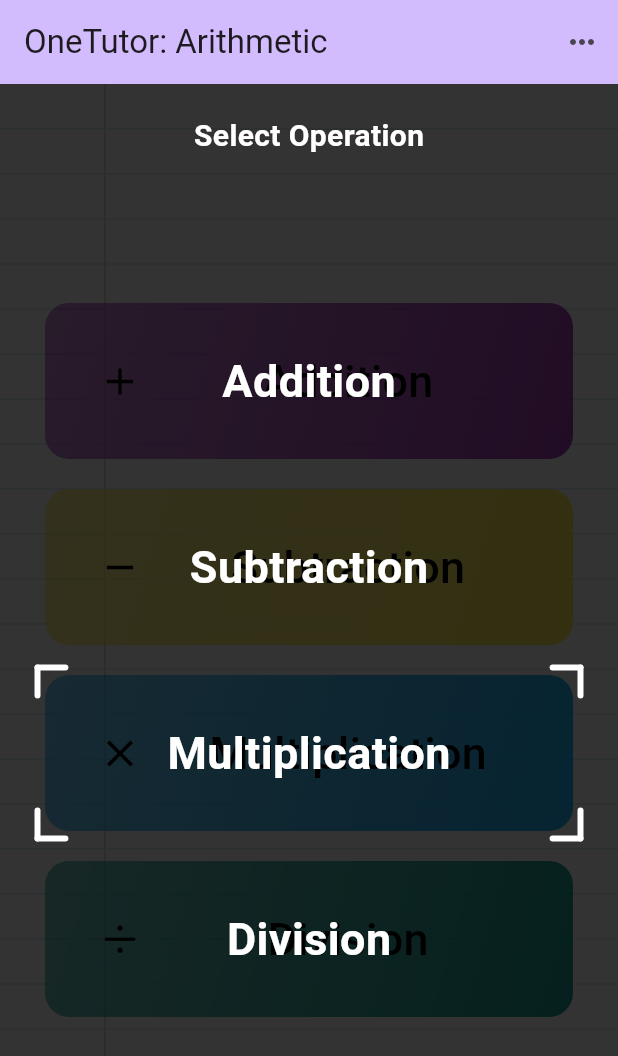
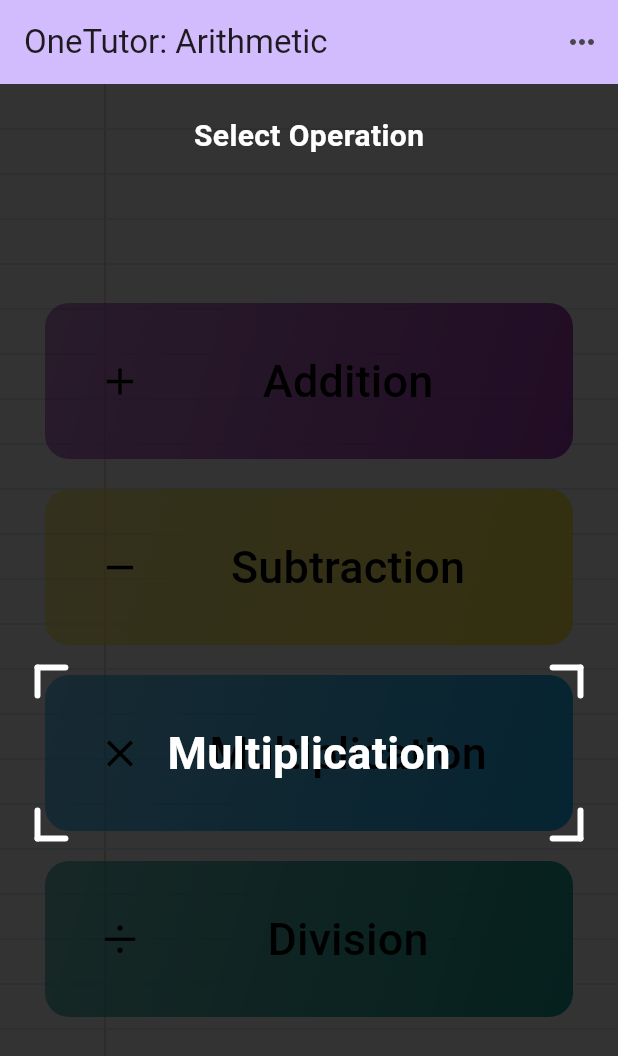
Before and after one commit to KulikovDO/OneTutor.Arithmetic, a Flutter app: the screen it shows after launch, on a phone screen of 412 x 824 dp. Shown: the top 1056 px of the screen. Run offline on Flutter 3.47's test engine with Material 3 defaults, Android fonts, the phone set to English and light mode, and no system bars; our stand-ins replace confetti, flutter_tts, google_fonts, shared_preferences; missing offline and left inert: flutter_soloud.

Commit message:
active intro color

```diff
--- a/lib/intros/start_screen_intro.dart
+++ b/lib/intros/start_screen_intro.dart
@@ -98,7 +98,11 @@ void dispose() {
                         child: Center(
                           child: Text(
                             category.arithmeticOperation.name.capitalize(),
-                            style: const TextStyle(color: Colors.white, fontSize: 30, fontWeight: FontWeight.bold),
+                            style: TextStyle(
+                              color: category == categories[categoryIndex] ?Colors.white : Colors.transparent,
+                              fontSize: 30,
+                              fontWeight: FontWeight.bold
+                            ),
                           ),
                         ),
                       ),
```
